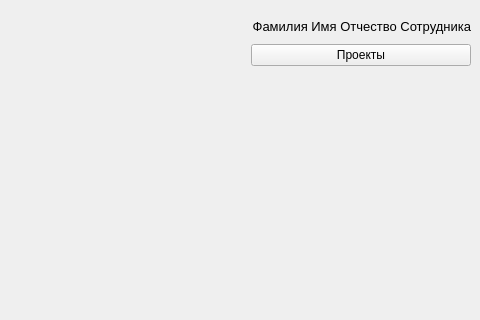
Before: the Qt Designer form windows/main_window.ui in Roma-explorer/RuleProject, drawn with Qt 5; both pictures show x 555 to 1035 and y 0 to 320 of the 1035 by 686 pixel window.
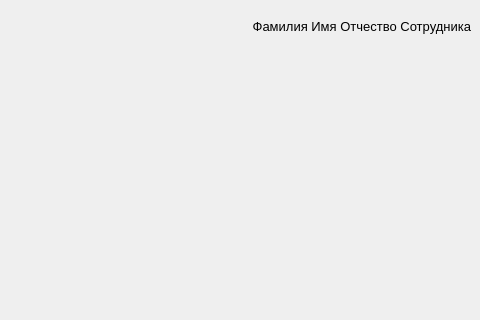
After: the same form once the commit is applied.

Patch:
```diff
--- a/windows/main_window.ui
+++ b/windows/main_window.ui
@@ -133,13 +133,6 @@
         </property>
        </spacer>
       </item>
-      <item row="1" column="2">
-       <widget class="QPushButton" name="projects">
-        <property name="text">
-         <string>Проекты</string>
-        </property>
-       </widget>
-      </item>
       <item row="0" column="2">
        <widget class="QLabel" name="emp_name">
         <property name="font">
```
Left out of the diff: 2 changed lines with no effect on the pictures.
